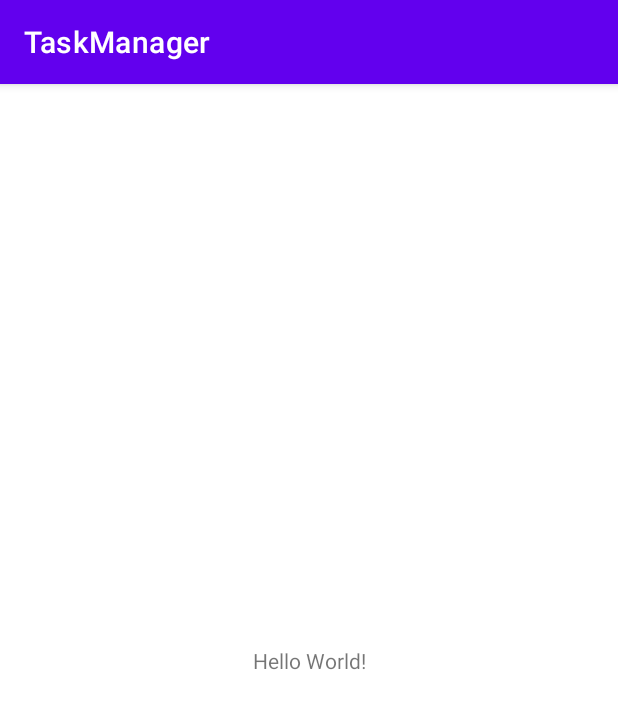
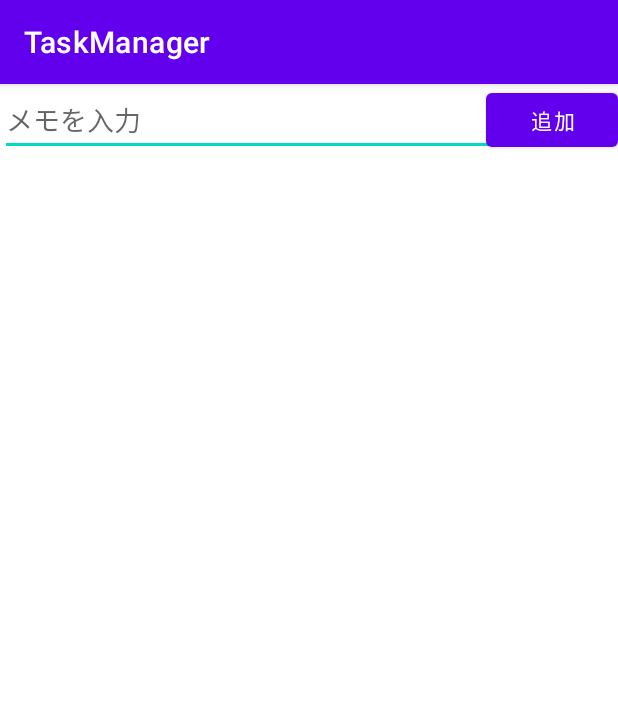
Before and after one commit to hiroaki106/TaskManager, an Android app: the screen it shows after launch (MainActivity), on a phone screen of 412 x 824 dp. Shown: the top 709 px of the screen. Run offline under Robolectric (Android 15) with nearby library versions, the phone set to English and light mode, and no system bars; libraries missing offline, so code that uses them is left out: io.realm.kotlin; 5 statements that could not run were skipped.

```diff
--- a/app/build.gradle
+++ b/app/build.gradle
@@ -1,6 +1,7 @@
 plugins {
     id 'com.android.application'
     id 'org.jetbrains.kotlin.android'
+    id 'io.realm.kotlin'
 }
 
 android {
@@ -33,6 +34,11 @@ android {
 }
 
 dependencies {
+    implementation 'org.jetbrains.kotlinx:kotlinx-coroutines-core:1.6.0-native-mt'
+    implementation 'io.realm.kotlin:library-sync:1.4.0'
+
+    implementation 'androidx.recyclerview:recyclerview:1.2.1'
+    implementation 'androidx.cardview:cardview:1.0.0'
 
     implementation 'androidx.core:core-ktx:1.7.0'
     implementation 'androidx.appcompat:appcompat:1.5.1'
--- a/app/src/main/AndroidManifest.xml
+++ b/app/src/main/AndroidManifest.xml
@@ -3,6 +3,7 @@
     xmlns:tools="http://schemas.android.com/tools">
 
     <application
+        android:name=".TodoApplication"
         android:allowBackup="true"
         android:dataExtractionRules="@xml/data_extraction_rules"
         android:fullBackupContent="@xml/backup_rules"
--- /dev/null
+++ b/app/src/main/java/com/example/taskmanager/TodoApplication.kt
@@ -0,0 +1,17 @@
+package com.example.taskmanager
+
+import android.app.Application
+import io.realm.kotlin.Realm
+import io.realm.kotlin.RealmConfiguration
+
+class TodoApplication : Application() {
+    lateinit var realm: Realm
+
+    override fun onCreate() {
+        super.onCreate()
+        val config = RealmConfiguration.Builder(schema = setOf(Task::class))
+            .deleteRealmIfMigrationNeeded()
+            .build()
+        realm = Realm.open(config)
+    }
+}
--- a/app/src/main/res/layout/activity_main.xml
+++ b/app/src/main/res/layout/activity_main.xml
@@ -1,18 +1,36 @@
 <?xml version="1.0" encoding="utf-8"?>
-<androidx.constraintlayout.widget.ConstraintLayout xmlns:android="http://schemas.android.com/apk/res/android"
+<androidx.constraintlayout.widget.ConstraintLayout
+    xmlns:android="http://schemas.android.com/apk/res/android"
     xmlns:app="http://schemas.android.com/apk/res-auto"
     xmlns:tools="http://schemas.android.com/tools"
     android:layout_width="match_parent"
     android:layout_height="match_parent"
     tools:context=".MainActivity">
 
-    <TextView
+    <EditText
+        android:id="@+id/memo_edit_text"
+        android:layout_width="0dp"
+        android:layout_height="wrap_content"
+        android:hint="@string/hint_inputMemo"
+        app:layout_constraintEnd_toEndOf="@+id/add_button"
+        app:layout_constraintStart_toStartOf="parent"
+        app:layout_constraintTop_toTopOf="parent" />
+
+    <Button
+        android:id="@+id/add_button"
         android:layout_width="wrap_content"
         android:layout_height="wrap_content"
-        android:text="Hello World!"
+        android:text="@string/btn_add"
+        app:layout_constraintEnd_toEndOf="parent"
+        app:layout_constraintTop_toTopOf="parent" />
+
+    <androidx.recyclerview.widget.RecyclerView
+        android:id="@+id/recyclerView"
+        android:layout_width="0dp"
+        android:layout_height="0dp"
         app:layout_constraintBottom_toBottomOf="parent"
         app:layout_constraintEnd_toEndOf="parent"
         app:layout_constraintStart_toStartOf="parent"
-        app:layout_constraintTop_toTopOf="parent" />
+        app:layout_constraintTop_toBottomOf="@id/memo_edit_text" />
 
 </androidx.constraintlayout.widget.ConstraintLayout>
--- a/app/src/main/res/values/strings.xml
+++ b/app/src/main/res/values/strings.xml
@@ -1,3 +1,5 @@
 <resources>
     <string name="app_name">TaskManager</string>
+    <string name="hint_inputMemo">メモを入力</string>
+    <string name="btn_add">追加</string>
 </resources>
--- a/build.gradle
+++ b/build.gradle
@@ -3,4 +3,9 @@ plugins {
     id 'com.android.application' version '7.3.1' apply false
     id 'com.android.library' version '7.3.1' apply false
     id 'org.jetbrains.kotlin.android' version '1.7.20' apply false
+    id 'io.realm.kotlin' version '1.4.0' apply false
 }
+
+task clean(type: Delete) {
+    delete rootProject.buildDir
+}
```
Also changed, not shown: app/src/main/java/com/example/taskmanager/MainActivity.kt (+66 -0 lines), app/src/main/java/com/example/taskmanager/Task.kt (added, +12 -0 lines), app/src/main/java/com/example/taskmanager/TaskAdapter.kt (added, +52 -0 lines), app/src/main/res/layout/list_item.xml (added, +47 -0 lines).
